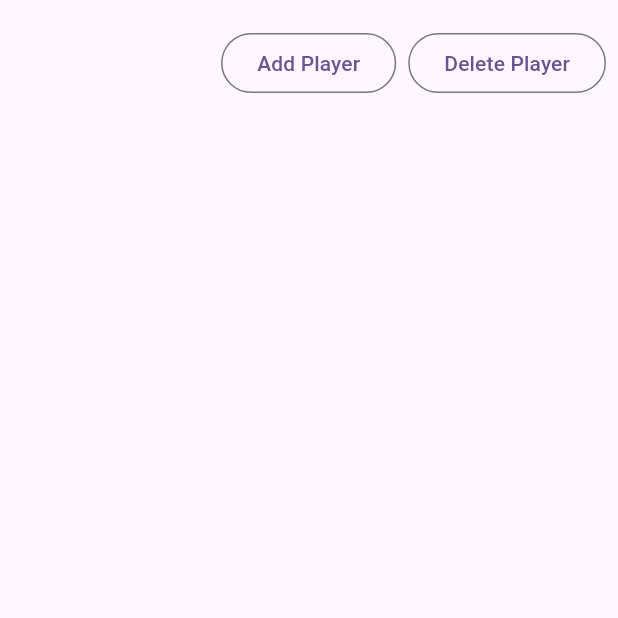
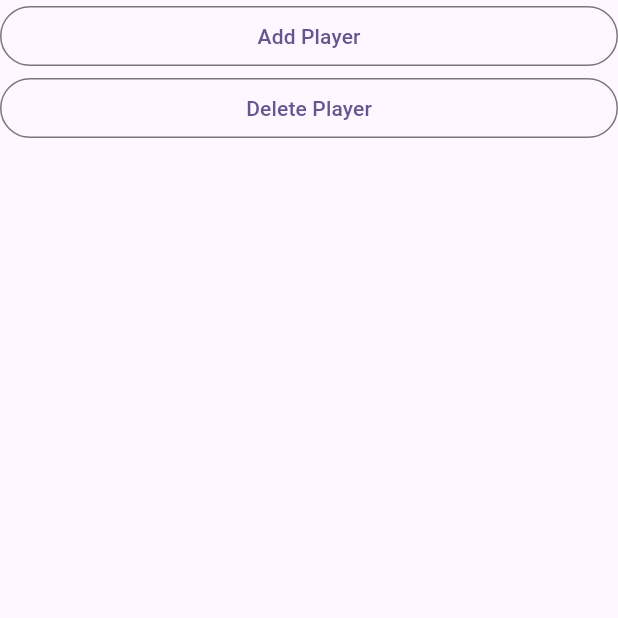
Before and after one commit to zdpel/mrping, a Flutter app: the Settings screen opened directly, on a phone screen of 412 x 824 dp, the top half of it. Run offline on Flutter 3.47's test engine with Material 3 defaults, Android fonts, the phone set to English and light mode, and no system bars; our stand-ins replace sqflite; accounts and stored records are empty.

Commit message:
change styling of settings buttons

```diff
--- a/lib/screens/settings.dart
+++ b/lib/screens/settings.dart
@@ -8,9 +8,7 @@ class Settings extends StatelessWidget {
   @override
   Widget build(BuildContext context) {
     return Scaffold(
-      body: Container(
-        padding: const EdgeInsets.only(left: 10,top: 10),
-        child: ButtonBar(
+      body: ListView(
         children: [
           OutlinedButton(
             onPressed : () {
@@ -35,7 +33,6 @@ class Settings extends StatelessWidget {
             child: const Text("Delete Player"),
           )
         ],
-        ),
       ),
     );
   }
```
Lines whose indentation alone changed are shown as unchanged.
